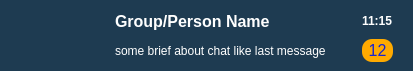
Above: production/view/chat_widget.ui from ashutosh7561/team-management before the change. Below: the same form after it.
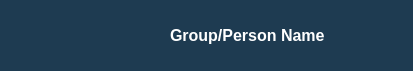
That is the form after the change. Icons and pictures are not drawn.

The edit to the form file:
```diff
--- a/production/view/chat_widget.ui
+++ b/production/view/chat_widget.ui
@@ -137,25 +137,6 @@
         </property>
        </widget>
       </item>
-      <item>
-       <widget class="QLabel" name="chat_brief">
-        <property name="text">
-         <string>some brief about chat like last message</string>
-        </property>
-        <property name="textFormat">
-         <enum>Qt::AutoText</enum>
-        </property>
-        <property name="scaledContents">
-         <bool>false</bool>
-        </property>
-        <property name="alignment">
-         <set>Qt::AlignLeading|Qt::AlignLeft|Qt::AlignVCenter</set>
-        </property>
-        <property name="wordWrap">
-         <bool>false</bool>
-        </property>
-       </widget>
-      </item>
      </layout>
     </widget>
    </item>
@@ -186,53 +167,7 @@
      <property name="frameShadow">
       <enum>QFrame::Raised</enum>
      </property>
-     <layout class="QVBoxLayout" name="verticalLayout_2">
-      <item>
-       <widget class="QLabel" name="chat_time">
-        <property name="font">
-         <font>
-          <weight>75</weight>
-          <bold>true</bold>
-         </font>
-        </property>
-        <property name="styleSheet">
-         <string notr="true"/>
-        </property>
-        <property name="text">
-         <string>11:15</string>
-        </property>
-       </widget>
-      </item>
-      <item>
-       <widget class="QLabel" name="chat_messages_count">
-        <property name="font">
-         <font>
-          <pointsize>12</pointsize>
-          <weight>50</weight>
-          <bold>false</bold>
-         </font>
-        </property>
-        <property name="styleSheet">
-         <string notr="true">color: rgb(23, 36, 211);
-background-color: rgb(255, 170, 0);
-border-radius: 10;
-border-color: rgb(0, 0, 195);</string>
-        </property>
-        <property name="text">
-         <string>12</string>
-        </property>
-        <property name="scaledContents">
-         <bool>false</bool>
-        </property>
-        <property name="alignment">
-         <set>Qt::AlignCenter</set>
-        </property>
-        <property name="textInteractionFlags">
-         <set>Qt::NoTextInteraction</set>
-        </property>
-       </widget>
-      </item>
-     </layout>
+     <layout class="QVBoxLayout" name="verticalLayout_2"/>
     </widget>
    </item>
   </layout>
```
